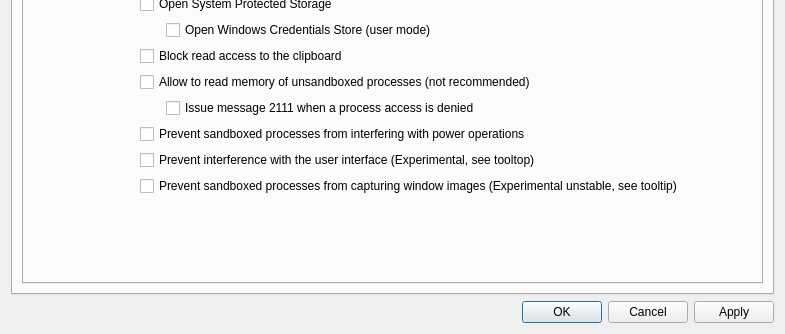
The window that SandboxiePlus/SandMan/Forms/OptionsWindow.ui (sandboxie-plus/Sandboxie) describes before a commit, drawn with Qt 5; both pictures show x 0 to 785 and y 205 to 539 of the 785 by 539 pixel window.
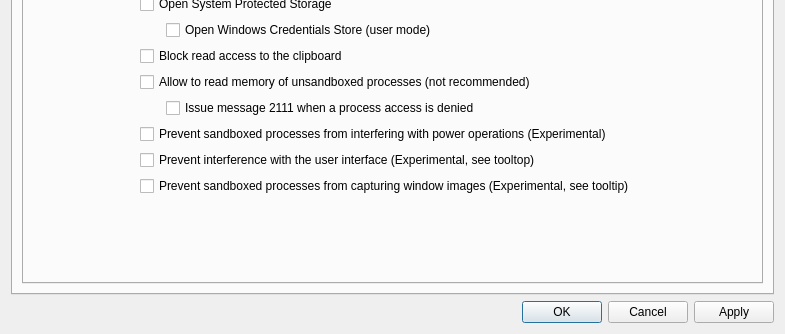
The same window after the commit. The open tabs and pages were chosen to show the change.

Patch:
```diff
--- a/SandboxiePlus/SandMan/Forms/OptionsWindow.ui
+++ b/SandboxiePlus/SandMan/Forms/OptionsWindow.ui
@@ -696,7 +696,7 @@
              <item row="10" column="1" colspan="2">
               <widget class="QCheckBox" name="chkProtectPower">
                <property name="text">
-                <string>Prevent sandboxed processes from interfering with power operations</string>
+                <string>Prevent sandboxed processes from interfering with power operations (Experimental)</string>
                </property>
               </widget>
              </item>
@@ -833,7 +833,7 @@
                 <string>This feature does not block all means of optaining a screen capture only some common once, also it may cause UI glitches</string>
                </property>
                <property name="text">
-                <string>Prevent sandboxed processes from capturing window images (Experimental unstable, see tooltip)</string>
+                <string>Prevent sandboxed processes from capturing window images (Experimental, see tooltip)</string>
                </property>
               </widget>
              </item>
```
Left out of the diff: 4 changed lines with no effect on the pictures.
